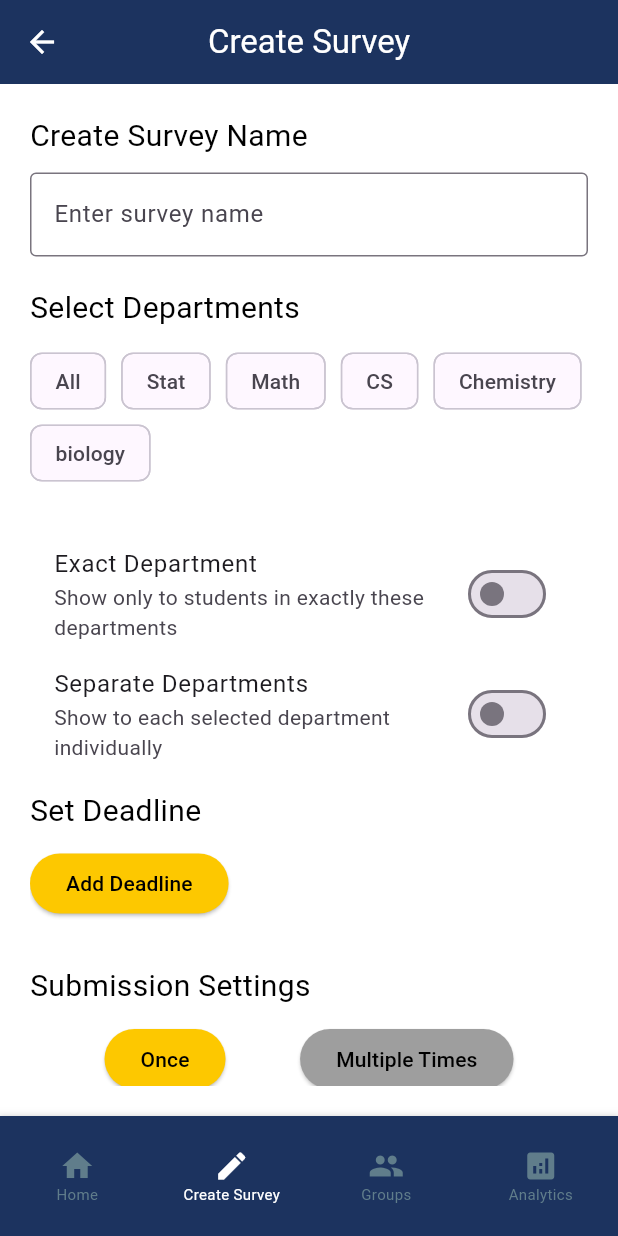
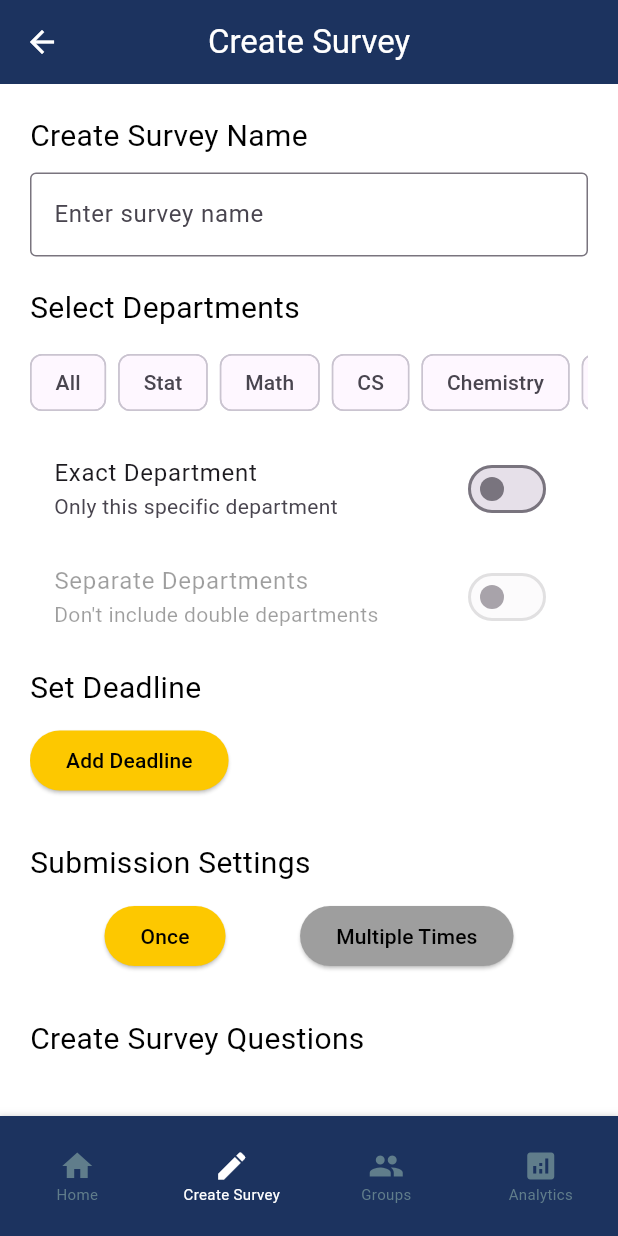
Before and after one commit to Amgooodd/survey-center, a Flutter app: the CreateSurvey screen opened by its route, on a phone screen of 412 x 824 dp. Run offline on Flutter 3.47's test engine with Material 3 defaults, Android fonts, the phone set to English and light mode, and no system bars; our stand-ins replace cloud_firestore, connectivity_plus, csv, file_picker, firebase_auth, firebase_core and 3 more; missing offline and left inert: excel, syncfusion_flutter_xlsio; accounts and stored records are empty.

Commit message:
creation dep. UI

```diff
--- a/lib/screens/AdminHome/survey_create.dart
+++ b/lib/screens/AdminHome/survey_create.dart
@@ -331,12 +331,17 @@ class _CreateSurveyState extends State<CreateSurvey> {
                     color: Colors.black),
               ),
               SizedBox(height: 10),
-              Wrap(
-                spacing: 10,
+              // Department selection slider
+              Container(
+                height: 50,
+                child: ListView(
+                  scrollDirection: Axis.horizontal,
                   children: _departments.map((department) {
                     bool isSelectable = department == 'All' ||
                         !_selectedDepartments.contains('All');
-                  return FilterChip(
+                    return Padding(
+                      padding: const EdgeInsets.only(right: 8.0),
+                      child: FilterChip(
                         label: Text(department),
                         selected: _selectedDepartments.contains(department),
                         onSelected: (isSelected) {
@@ -354,16 +359,28 @@ class _CreateSurveyState extends State<CreateSurvey> {
                           });
                         },
                         backgroundColor: isSelectable ? null : Colors.grey[300],
+                      ),
                     );
                   }).toList(),
                 ),
-              SizedBox(height: 30),
+              ),
+              if (_selectedDepartments.isNotEmpty)
+                Padding(
+                  padding: const EdgeInsets.only(top: 8.0),
+                  child: Text(
+                    "Selected: ${_selectedDepartments.join(', ')}",
+                    style: TextStyle(
+                      fontWeight: FontWeight.bold,
+                      color: const Color.fromARGB(255, 28, 51, 95),
+                    ),
+                  ),
+                ),
+              SizedBox(height: 10),
               Column(
                 children: [
                   SwitchListTile(
                     title: Text("Exact Department"),
-                    subtitle: Text(
-                        "Show only to students in exactly these departments"),
+                    subtitle: Text("Only this specific department"),
                     value: _requireExactGroupCombination,
                     onChanged: _selectedDepartments.contains('All') ||
                             _selectedDepartments.length > 2
@@ -377,21 +394,12 @@ class _CreateSurveyState extends State<CreateSurvey> {
                   ),
                   SwitchListTile(
                     title: Text("Separate Departments"),
-                    subtitle:
-                        Text("Show to each selected department individually"),
+                    subtitle: Text("Don't include double departments"),
                     value: _showOnlySelectedDepartments,
-                    onChanged: _selectedDepartments.contains('All')
+                    onChanged: _selectedDepartments.contains('All') ||
+                            _selectedDepartments.length < 2
                         ? null
                         : (value) {
-                            if (value == true &&
-                                _selectedDepartments.length < 2) {
-                              ScaffoldMessenger.of(context).showSnackBar(
-                                SnackBar(
-                                    content: Text(
-                                        "You must select at least 2 departments for this option")),
-                              );
-                              return;
-                            }
                             setState(() {
                               _showOnlySelectedDepartments = value;
                               if (value) _requireExactGroupCombination = false;
```
Lines whose indentation alone changed are shown as unchanged.
